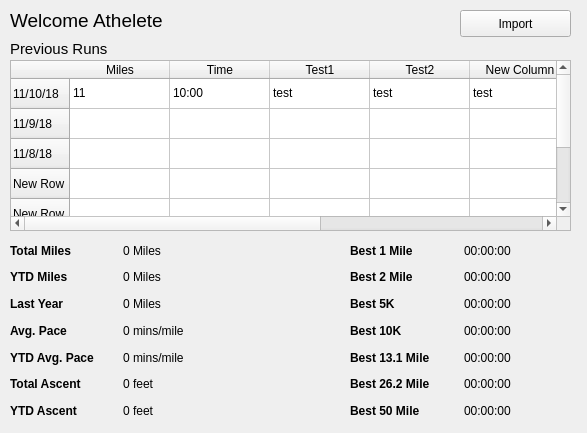
Before: the Qt Designer form source_code/athlwindow.ui in tlillis/TrailRunningPal, drawn with Qt 5.
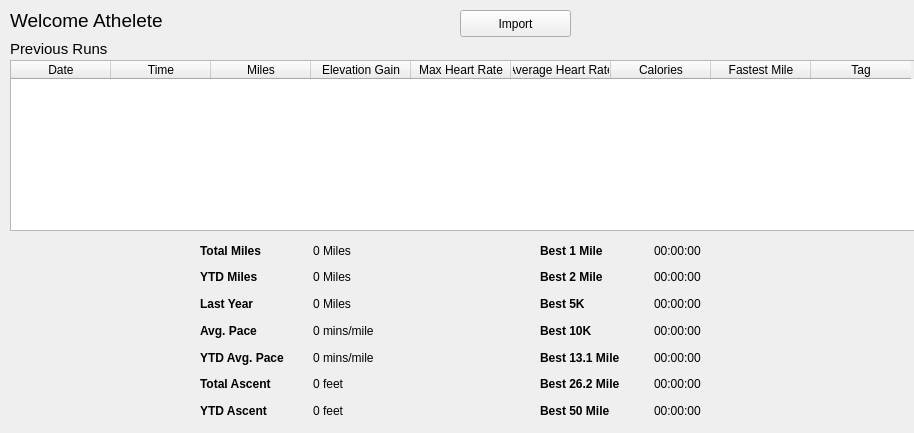
After: the same form once the commit is applied.

Diff of the .ui file:
```diff
--- a/source_code/athlwindow.ui
+++ b/source_code/athlwindow.ui
@@ -6,7 +6,7 @@
    <rect>
     <x>0</x>
     <y>0</y>
-    <width>587</width>
+    <width>914</width>
     <height>433</height>
    </rect>
   </property>
@@ -83,7 +83,7 @@
   <widget class="QWidget" name="gridLayoutWidget">
    <property name="geometry">
     <rect>
-     <x>10</x>
+     <x>200</x>
      <y>240</y>
      <width>561</width>
      <height>181</height>
@@ -384,54 +384,34 @@
     <rect>
      <x>10</x>
      <y>60</y>
-     <width>561</width>
+     <width>921</width>
      <height>171</height>
     </rect>
    </property>
+   <property name="minimumSize">
+    <size>
+     <width>881</width>
+     <height>0</height>
+    </size>
+   </property>
    <property name="showGrid">
     <bool>true</bool>
    </property>
    <property name="gridStyle">
     <enum>Qt::SolidLine</enum>
    </property>
-   <row>
-    <property name="text">
-     <string>11/10/18</string>
-    </property>
-   </row>
-   <row>
-    <property name="text">
-     <string>11/9/18</string>
-    </property>
-   </row>
-   <row>
-    <property name="text">
-     <string>11/8/18</string>
-    </property>
-   </row>
-   <row>
-    <property name="text">
-     <string>New Row</string>
-    </property>
-   </row>
-   <row>
-    <property name="text">
-     <string>New Row</string>
-    </property>
-   </row>
-   <row>
-    <property name="text">
-     <string>New Row</string>
-    </property>
-   </row>
-   <row>
-    <property name="text">
-     <string>New Row</string>
-    </property>
-   </row>
+   <attribute name="horizontalHeaderDefaultSectionSize">
+    <number>100</number>
+   </attribute>
+   <attribute name="verticalHeaderDefaultSectionSize">
+    <number>30</number>
+   </attribute>
+   <attribute name="verticalHeaderMinimumSectionSize">
+    <number>25</number>
+   </attribute>
    <column>
     <property name="text">
-     <string>Miles</string>
+     <string>Date</string>
     </property>
    </column>
    <column>
@@ -441,64 +421,39 @@
    </column>
    <column>
     <property name="text">
-     <string>Test1</string>
+     <string>Miles</string>
     </property>
    </column>
    <column>
     <property name="text">
-     <string>Test2</string>
+     <string>Elevation Gain</string>
     </property>
    </column>
    <column>
     <property name="text">
-     <string>New Column</string>
+     <string>Max Heart Rate</string>
     </property>
    </column>
    <column>
     <property name="text">
-     <string>Test3</string>
+     <string>Average Heart Rate</string>
     </property>
    </column>
    <column>
     <property name="text">
-     <string>Test5</string>
+     <string>Calories</string>
     </property>
    </column>
-   <item row="0" column="0">
+   <column>
     <property name="text">
-     <string>11</string>
+     <string>Fastest Mile</string>
     </property>
-   </item>
-   <item row="0" column="1">
+   </column>
+   <column>
     <property name="text">
-     <string>10:00</string>
+     <string>Tag</string>
     </property>
-   </item>
-   <item row="0" column="2">
-    <property name="text">
-     <string>test</string>
-    </property>
-   </item>
-   <item row="0" column="3">
-    <property name="text">
-     <string>test</string>
-    </property>
-   </item>
-   <item row="0" column="4">
-    <property name="text">
-     <string>test</string>
-    </property>
-   </item>
-   <item row="0" column="5">
-    <property name="text">
-     <string>test</string>
-    </property>
-   </item>
-   <item row="0" column="6">
-    <property name="text">
-     <string>test</string>
-    </property>
-   </item>
+   </column>
   </widget>
  </widget>
  <resources/>
```
